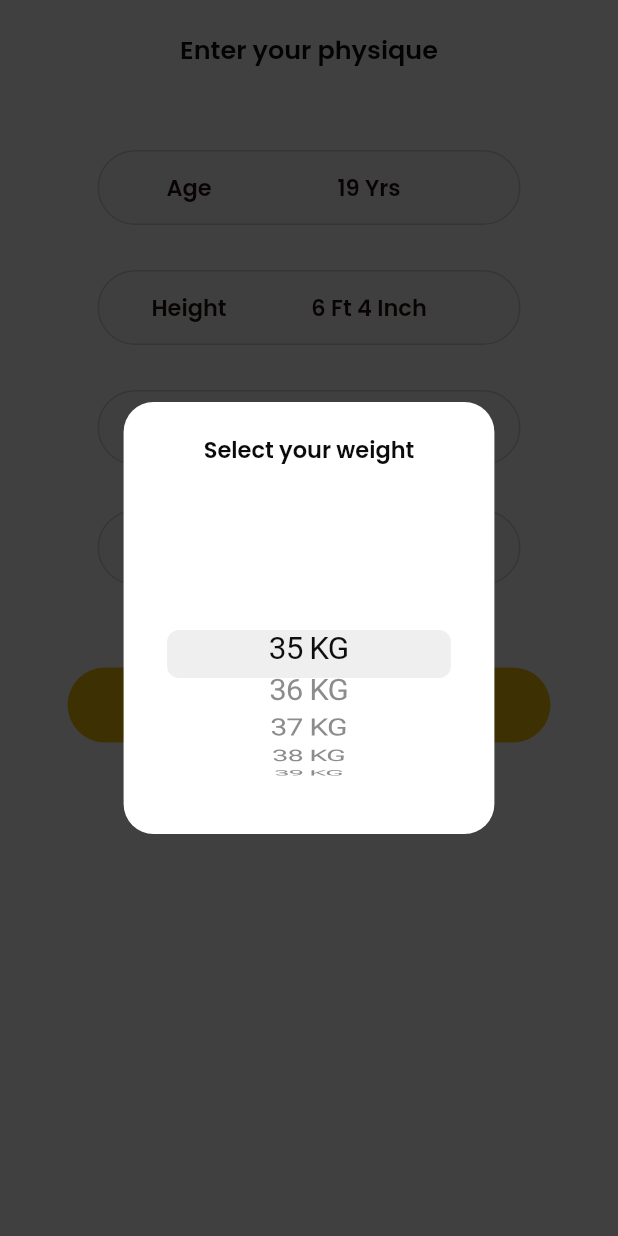
After one commit to sayedmostaf/healtho, a Flutter app: the PhysiquePage screen opened directly, after a tap on "Weight", on a phone screen of 412 x 824 dp. The commit adds this screen. Run offline on Flutter 3.47's test engine with Material 3 defaults, Android fonts, the phone set to English and light mode, and no system bars; missing offline and left inert: otp_text_field_v2, otp_timer_button.

Commit message:
create select weight page

```diff
--- a/lib/features/mobile_number/mobile_number_page.dart
+++ b/lib/features/mobile_number/mobile_number_page.dart
@@ -1,11 +1,9 @@
 import 'package:flutter/material.dart';
-import 'package:flutter/services.dart';
 import 'package:healtho/core/utils/colors.dart';
 import 'package:healtho/core/utils/functions/navigation.dart';
 import 'package:healtho/core/widgets/round_button.dart';
 import 'package:healtho/core/widgets/round_text_field.dart';
 import 'package:healtho/features/otp/otp_page.dart';
-import 'package:healtho/features/splash_page/splash_page.dart';
 
 class MobileNumberPage extends StatefulWidget {
   const MobileNumberPage({super.key});
--- a/lib/features/physique/widgets/weight_selector.dart
+++ b/lib/features/physique/widgets/weight_selector.dart
@@ -1,5 +1,6 @@
 import 'package:flutter/material.dart';
 import 'package:healtho/core/widgets/round_title_value_button.dart';
+import 'package:healtho/features/select_weight/select_weight_page.dart';
 
 class WeightSelector extends StatelessWidget {
   final String selectedWeight;
--- /dev/null
+++ b/lib/features/select_weight/select_weight_page.dart
@@ -0,0 +1,79 @@
+import 'package:flutter/cupertino.dart';
+import 'package:flutter/material.dart';
+import 'package:healtho/core/utils/colors.dart';
+import 'package:healtho/core/utils/functions/navigation.dart';
+
+class SelectWeightPage extends StatefulWidget {
+  const SelectWeightPage({super.key, required this.didChange});
+  final ValueChanged<String> didChange;
+  @override
+  State<SelectWeightPage> createState() => _SelectWeightPageState();
+}
+
+class _SelectWeightPageState extends State<SelectWeightPage> {
+  List values = [];
+
+  @override
+  void initState() {
+    super.initState();
+    for (var i = 35; i < 150; i++) {
+      values.add({"name": "$i KG", "value": i});
+    }
+  }
+
+  @override
+  Widget build(BuildContext context) {
+    return Container(
+      width: context.width,
+      height: context.height,
+      color: Colors.black45,
+      alignment: Alignment.center,
+      child: Container(
+        width: context.width * .6,
+        decoration: BoxDecoration(
+          color: Colors.white,
+          borderRadius: BorderRadius.circular(
+            20,
+          ),
+        ),
+        padding: const EdgeInsets.all(20),
+        child: Column(
+          mainAxisSize: MainAxisSize.min,
+          crossAxisAlignment: CrossAxisAlignment.center,
+          children: [
+            Text(
+              'Select your weight',
+              style: TextStyle(
+                color: AppColors.primaryText,
+                fontSize: 15,
+                fontWeight: FontWeight.w600,
+              ),
+            ),
+            const SizedBox(
+              height: 25,
+            ),
+            SizedBox(
+              height: 200,
+              child: Row(
+                children: [
+                  Expanded(
+                    child: CupertinoPicker(
+                      itemExtent: 32,
+                      onSelectedItemChanged: (value) {
+                        widget.didChange(values[value]['name']);
+                      },
+                      children: List<Widget>.generate(values.length, (index) {
+                        var obj = values[index];
+                        return Text('${obj['name']}');
+                      }),
+                    ),
+                  ),
+                ],
+              ),
+            )
+          ],
+        ),
+      ),
+    );
+  }
+}
--- a/lib/features/sign_up/sign_up_page.dart
+++ b/lib/features/sign_up/sign_up_page.dart
@@ -3,7 +3,6 @@ import 'package:healtho/core/utils/assets.dart';
 import 'package:healtho/core/utils/functions/navigation.dart';
 import 'package:healtho/core/widgets/round_button.dart';
 import 'package:healtho/features/mobile_number/mobile_number_page.dart';
-import 'package:healtho/features/splash_page/splash_page.dart';
 
 class SignUpPage extends StatefulWidget {
   const SignUpPage({super.key});
--- a/lib/features/taking_name/name_page.dart
+++ b/lib/features/taking_name/name_page.dart
@@ -3,7 +3,6 @@ import 'package:healtho/core/utils/colors.dart';
 import 'package:healtho/core/utils/functions/navigation.dart';
 import 'package:healtho/core/widgets/round_button.dart';
 import 'package:healtho/core/widgets/round_text_field.dart';
-import 'package:healtho/features/splash_page/splash_page.dart';
 import 'package:healtho/features/taking_goal/goal_page.dart';
 
 class NamePage extends StatefulWidget {
```
